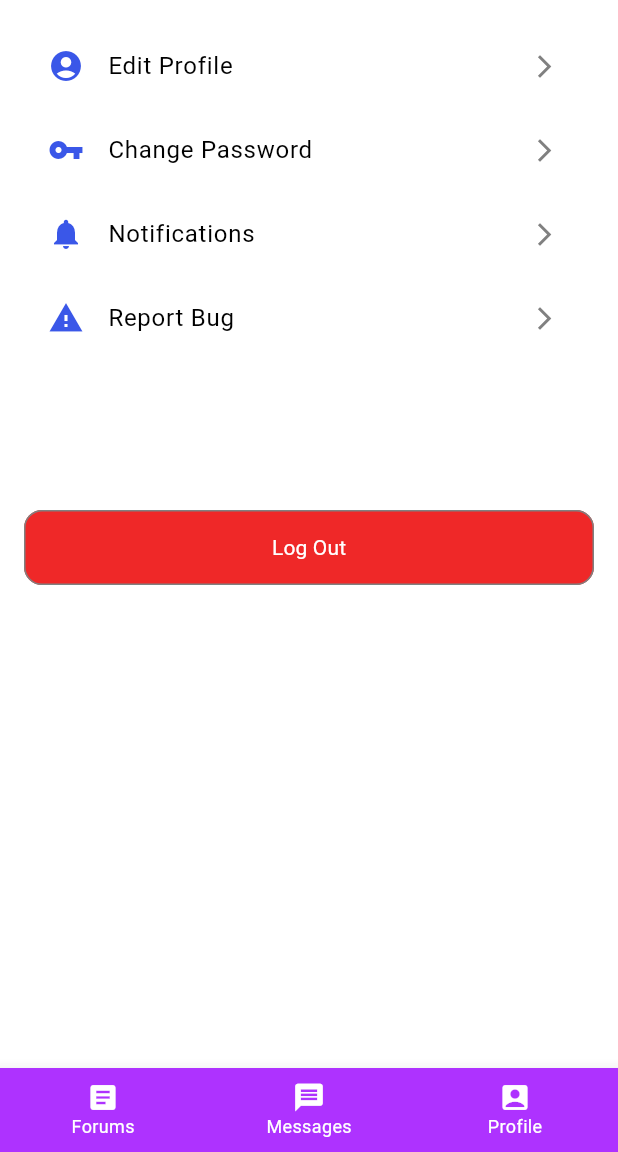
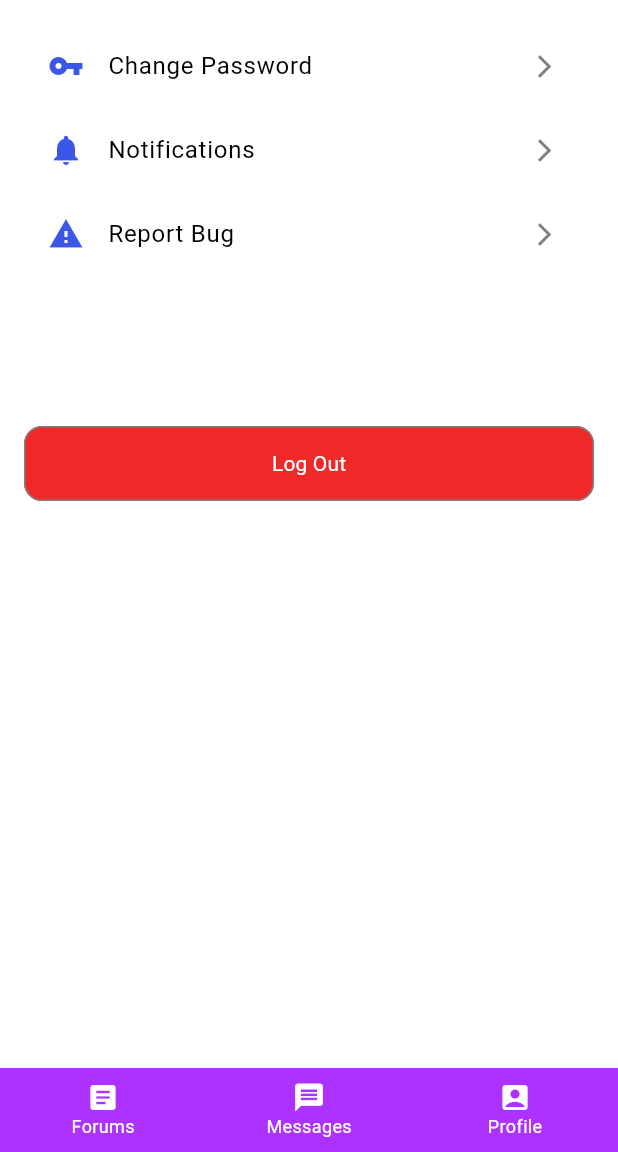
Before and after one commit to billywolfe321/StudyHiveMaster-master, a Flutter app: the Setting screen opened directly, on a phone screen of 412 x 824 dp, the part 84-1236 px from its top. Run offline on Flutter 3.47's test engine with Material 3 defaults, Android fonts, the phone set to English and light mode, and no system bars; our stand-ins replace cloud_firestore, file_picker, firebase_auth, firebase_core, firebase_database; accounts and stored records are empty.

Commit message:
Update Settings.dart
got rid of edit user profile

```diff
--- a/lib/Settings.dart
+++ b/lib/Settings.dart
@@ -78,11 +78,6 @@ class Setting extends StatelessWidget {
           crossAxisAlignment: CrossAxisAlignment.start,
           children: [
             buildSettingItem(
-              title: "Edit Profile",
-              icon: Icons.account_circle,
-              onTap: () => navigateToPage(context, EditProfile()),
-            ),
-            buildSettingItem(
               title: "Change Password",
               icon: Icons.vpn_key,
               onTap: () => navigateToPage(context, ChangePassword()),
```
